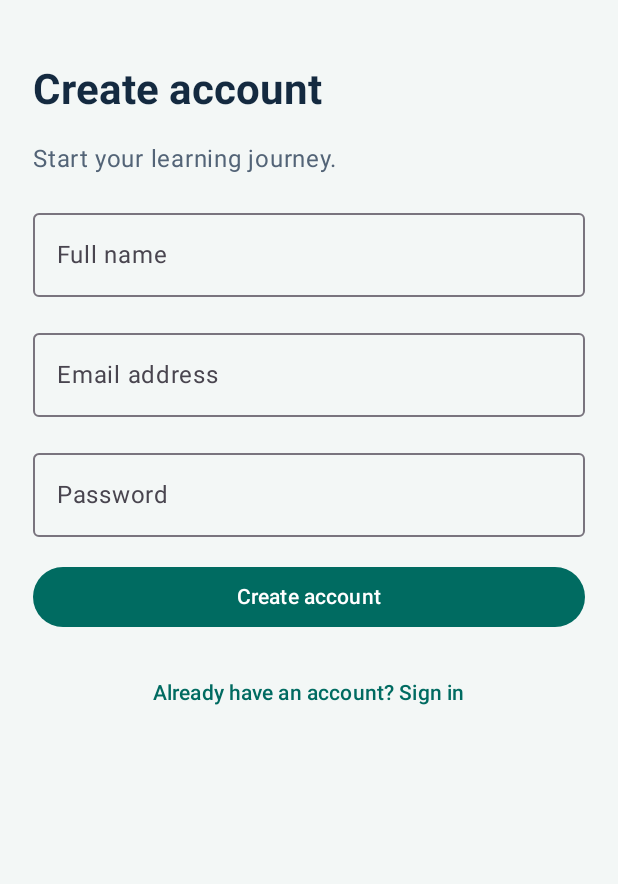
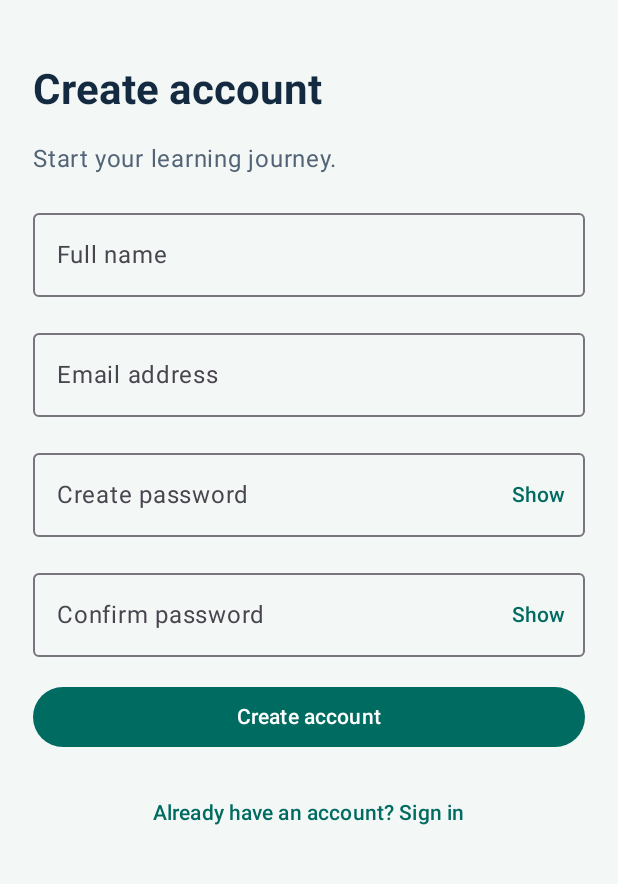
Before and after one commit to Ndumiso19894/Student-Module-Hub-, an Android app built with Jetpack Compose: the screen it shows after launch (MainActivity), after a tap on "Create an account", on a phone screen of 412 x 824 dp, the part 324-1208 px from its top. Run offline under Robolectric (Android 15) with nearby library versions, the phone set to English and light mode, and no system bars; libraries missing offline, so code that uses them is left out: io.github.jan.supabase.

Commit message:
Improve login and registration forms

```diff
--- a/app/src/main/java/org/studentmodulehub/app/MainActivity.kt
+++ b/app/src/main/java/org/studentmodulehub/app/MainActivity.kt
@@ -20,6 +20,7 @@ import androidx.compose.ui.graphics.Color
 import androidx.compose.ui.text.font.FontWeight
 import androidx.compose.ui.text.input.KeyboardType
 import androidx.compose.ui.text.input.PasswordVisualTransformation
+import androidx.compose.ui.text.input.VisualTransformation
 import androidx.compose.ui.unit.dp
 import kotlinx.coroutines.launch
 
@@ -219,15 +220,74 @@ fun HubApp(backend: Backend, callback: Pair<String, String>?, clearCallback: ()
     }
 }
 @Composable fun AuthScreen(title: String, subtitle: String, action: String, busy: Boolean, register: Boolean, onBack: () -> Unit, onSubmit: (String, String, String) -> Unit, onSecondary: () -> Unit, secondary: String) {
-    var name by remember { mutableStateOf("") }; var email by remember { mutableStateOf("") }; var password by remember { mutableStateOf("") }; var validation by remember { mutableStateOf("") }
-    TextButton(onClick = onBack, enabled = !busy) { Text("← Back") }; Brand(); Spacer(Modifier.height(10.dp)); PageHeader(title, subtitle)
+    var name by remember { mutableStateOf("") }
+    var email by remember { mutableStateOf("") }
+    var password by remember { mutableStateOf("") }
+    var confirmPassword by remember { mutableStateOf("") }
+    var passwordVisible by remember { mutableStateOf(false) }
+    var confirmVisible by remember { mutableStateOf(false) }
+    var validation by remember { mutableStateOf("") }
+
+    TextButton(onClick = onBack, enabled = !busy) { Text("← Back") }
+    Brand()
+    Spacer(Modifier.height(10.dp))
+    PageHeader(title, subtitle)
     if (validation.isNotBlank()) Notice(validation, true)
-    if (register) OutlinedTextField(value = name, onValueChange = { name = it }, label = { Text("Full name") }, modifier = Modifier.fillMaxWidth(), singleLine = true)
-    OutlinedTextField(value = email, onValueChange = { email = it }, label = { Text("Email address") }, modifier = Modifier.fillMaxWidth(), singleLine = true, keyboardOptions = KeyboardOptions(keyboardType = KeyboardType.Email))
-    OutlinedTextField(value = password, onValueChange = { password = it }, label = { Text("Password") }, modifier = Modifier.fillMaxWidth(), singleLine = true, visualTransformation = PasswordVisualTransformation(), keyboardOptions = KeyboardOptions(keyboardType = KeyboardType.Password))
+
+    if (register) {
+        OutlinedTextField(
+            value = name,
+            onValueChange = { name = it; validation = "" },
+            label = { Text("Full name") },
+            modifier = Modifier.fillMaxWidth(),
+            singleLine = true,
+            enabled = !busy
+        )
+    }
+    OutlinedTextField(
+        value = email,
+        onValueChange = { email = it; validation = "" },
+        label = { Text("Email address") },
+        modifier = Modifier.fillMaxWidth(),
+        singleLine = true,
+        enabled = !busy,
+        keyboardOptions = KeyboardOptions(keyboardType = KeyboardType.Email)
+    )
+    OutlinedTextField(
+        value = password,
+        onValueChange = { password = it; validation = "" },
+        label = { Text(if (register) "Create password" else "Password") },
+        modifier = Modifier.fillMaxWidth(),
+        singleLine = true,
+        enabled = !busy,
+        visualTransformation = if (passwordVisible) VisualTransformation.None else PasswordVisualTransformation(),
+        keyboardOptions = KeyboardOptions(keyboardType = KeyboardType.Password),
+        trailingIcon = {
+            TextButton(onClick = { passwordVisible = !passwordVisible }, enabled = !busy) {
+                Text(if (passwordVisible) "Hide" else "Show")
+            }
+        }
+    )
+    if (register) {
+        OutlinedTextField(
+            value = confirmPassword,
+            onValueChange = { confirmPassword = it; validation = "" },
+            label = { Text("Confirm password") },
+            modifier = Modifier.fillMaxWidth(),
+            singleLine = true,
+            enabled = !busy,
+            visualTransformation = if (confirmVisible) VisualTransformation.None else PasswordVisualTransformation(),
+            keyboardOptions = KeyboardOptions(keyboardType = KeyboardType.Password),
+            trailingIcon = {
+                TextButton(onClick = { confirmVisible = !confirmVisible }, enabled = !busy) {
+                    Text(if (confirmVisible) "Hide" else "Show")
+                }
+            }
+        )
+    }
     Button(enabled = !busy, modifier = Modifier.fillMaxWidth(), onClick = {
-        validation = Validation.auth(name, email, password, register)
-        if (validation.isEmpty()) onSubmit(name, email, password)
+        validation = Validation.auth(name, email, password, register, confirmPassword)
+        if (validation.isEmpty()) onSubmit(name.trim(), email.trim().lowercase(), password)
     }) { Text(action) }
     TextButton(enabled = !busy, onClick = onSecondary, modifier = Modifier.fillMaxWidth()) { Text(secondary) }
 }
```
